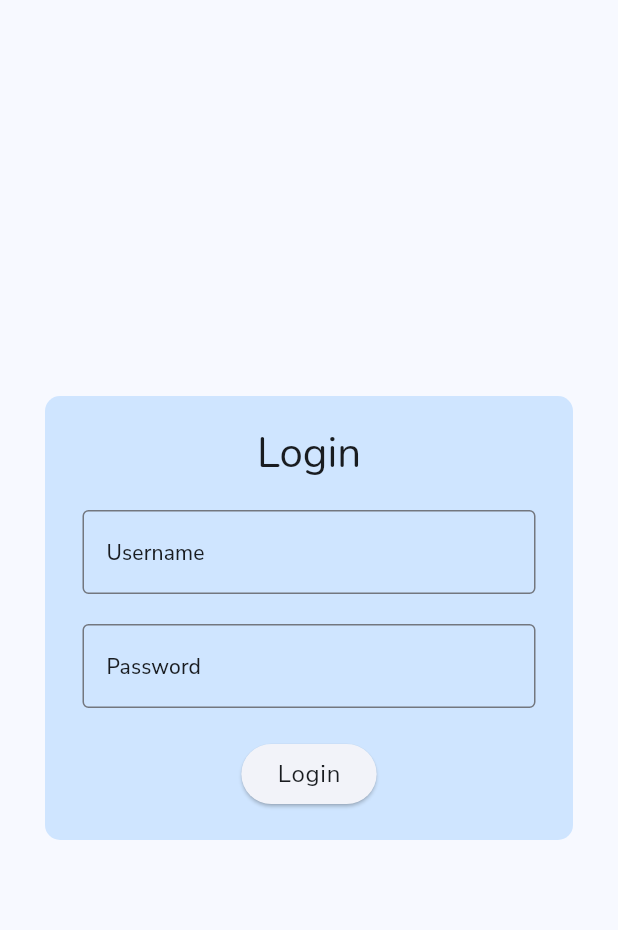
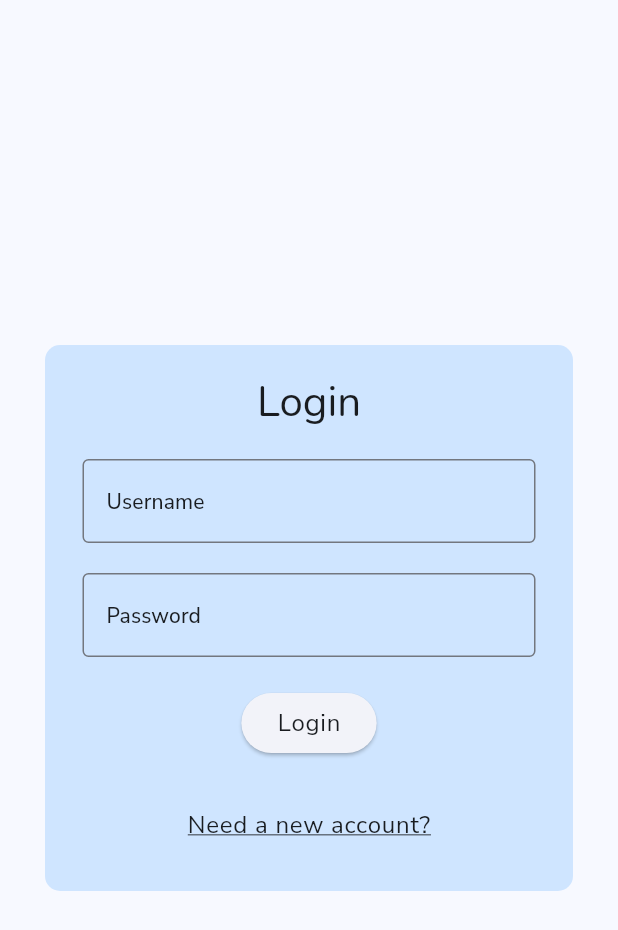
Before and after one commit to cjpy4/nimbus_check, a Flutter app: the screen it shows after launch, after a tap on "Login", on a phone screen of 412 x 824 dp. Shown: the top 930 px of the screen. Run offline on Flutter 3.47's test engine with Material 3 defaults, Android fonts, the light colour scheme and no system bars; our stand-ins replace firebase_auth, firebase_core, google_fonts, shelf; missing offline and left inert: shelf_router; accounts and stored records are empty; network calls fail.

Commit message:
added account creation flow

```diff
--- a/apps/tech-check-flutter/lib/login.dart
+++ b/apps/tech-check-flutter/lib/login.dart
@@ -9,8 +9,41 @@ class LoginScreen extends StatefulWidget {
 }
 
 class _LoginScreenState extends State<LoginScreen> {
-  final username = TextEditingController();
+  final email = TextEditingController();
   final password = TextEditingController();
+  var register = false;
+
+  void login(email, password) async {
+    try {
+      await FirebaseAuth.instance.signInWithEmailAndPassword(
+        email: email.text,
+        password: password.text,
+      );
+    } on FirebaseAuthException catch (e) {
+      if (e.code == 'user-not-found') {
+        print('No user found for that email.');
+      } else if (e.code == 'wrong-password') {
+        print('Wrong password provided for that user.');
+      }
+    }
+  }
+
+  void signUp(email, password) async {
+    try {
+      await FirebaseAuth.instance.createUserWithEmailAndPassword(
+        email: email.text,
+        password: password.text,
+      );
+    } on FirebaseAuthException catch (e) {
+      if (e.code == 'weak-password') {
+        print('The password provided is too weak.');
+      } else if (e.code == 'email-already-in-use') {
+        print('The account already exists for that email.');
+      }
+    } catch (e) {
+      print(e);
+    }
+  }
 
   @override
   Widget build(BuildContext context) {
@@ -30,14 +63,14 @@ class _LoginScreenState extends State<LoginScreen> {
                 children: [
                   const SizedBox(height: 20),
                   Text(
-                    'Login',
+                    register == true ? 'Create an Account' : 'Login',
                     style: Theme.of(context).textTheme.headlineMedium,
                   ),
                   const SizedBox(height: 20),
                   Padding(
                     padding: const EdgeInsets.symmetric(horizontal: 25.0),
                     child: TextField(
-                      controller: username,
+                      controller: email,
                       style: Theme.of(context).textTheme.bodyLarge,
                       decoration: InputDecoration(
                         border: OutlineInputBorder(),
@@ -61,23 +94,32 @@ class _LoginScreenState extends State<LoginScreen> {
                   ),
                   const SizedBox(height: 20),
                   ElevatedButton(
-                    onPressed: () async {
-                      try {
-                        await FirebaseAuth.instance.signInWithEmailAndPassword(
-                          email: username.text,
-                          password: password.text,
-                        );
-                      } on FirebaseAuthException catch (e) {
-                        if (e.code == 'user-not-found') {
-                          print('No user found for that email.');
-                        } else if (e.code == 'wrong-password') {
-                          print('Wrong password provided for that user.');
-                        }
-                      }
+                    onPressed: () {
+                      register
+                          ? signUp(email, password)
+                          : login(email, password);
                     },
                     child: Text(
-                      'Login',
+                      register ? 'Sign Up' : 'Login',
                       style: Theme.of(context).textTheme.bodyLarge,
+                    ),
+                  ),
+                  const SizedBox(height: 20),
+                  TextButton(
+                    onPressed: () {
+                      setState(() {
+                        register = !register;
+                      });
+                    },
+                    child: Text(
+                      register
+                          ? 'Already have an account?'
+                          : 'Need a new account?',
+                      style: Theme.of(context).textTheme.bodyLarge?.copyWith(
+                        decoration: TextDecoration.underline,
+                        decorationColor:
+                            Theme.of(context).textTheme.bodyLarge?.color,
+                      ),
                     ),
                   ),
                   const SizedBox(height: 20),
```
Also changed, not shown: .github/workflows/pages-deployment.yaml.
